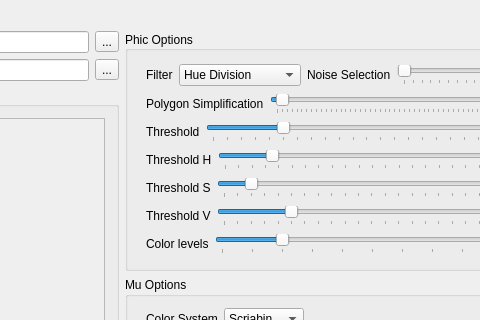
The window that GUI/GUIQt/guimupic.ui (ImageBasedComposing/muphic) describes before a commit, drawn with Qt 5; both pictures show x 585 to 1065 and y 0 to 320 of the 1188 by 654 pixel window.
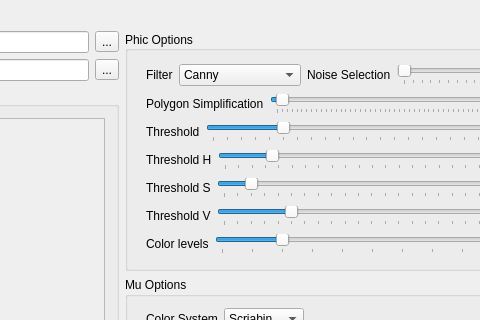
The same window after the commit. Icons and pictures are not drawn. Custom widgets are drawn as their Qt base class.

Patch:
```diff
--- a/GUI/GUIQt/guimupic.ui
+++ b/GUI/GUIQt/guimupic.ui
@@ -389,7 +389,7 @@
              <item>
               <widget class="QComboBox" name="filterSelComboBox">
                <property name="currentIndex">
-                <number>3</number>
+                <number>2</number>
                </property>
                <item>
                 <property name="text">
```
Left out of the diff: 20 changed lines with no effect on the pictures.
